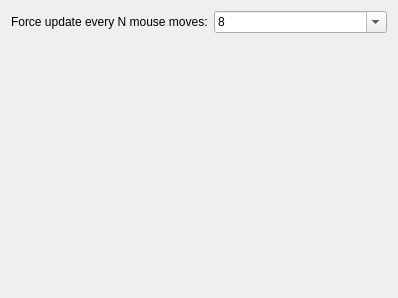
Old version of the form scripts/Widgets/CoordinateDisplay/PreferencesPage.ui in the repository qcad/qcad.
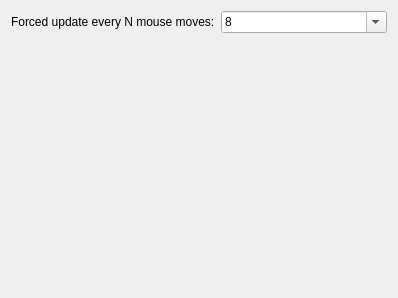
New version of the form.

What changed in the file:
```diff
--- a/scripts/Widgets/CoordinateDisplay/PreferencesPage.ui
+++ b/scripts/Widgets/CoordinateDisplay/PreferencesPage.ui
@@ -14,7 +14,7 @@
    <item row="0" column="0">
     <widget class="QLabel" name="label">
      <property name="text">
-      <string>Force update every N mouse moves:</string>
+      <string>Forced update every N mouse moves:</string>
      </property>
     </widget>
    </item>
```
